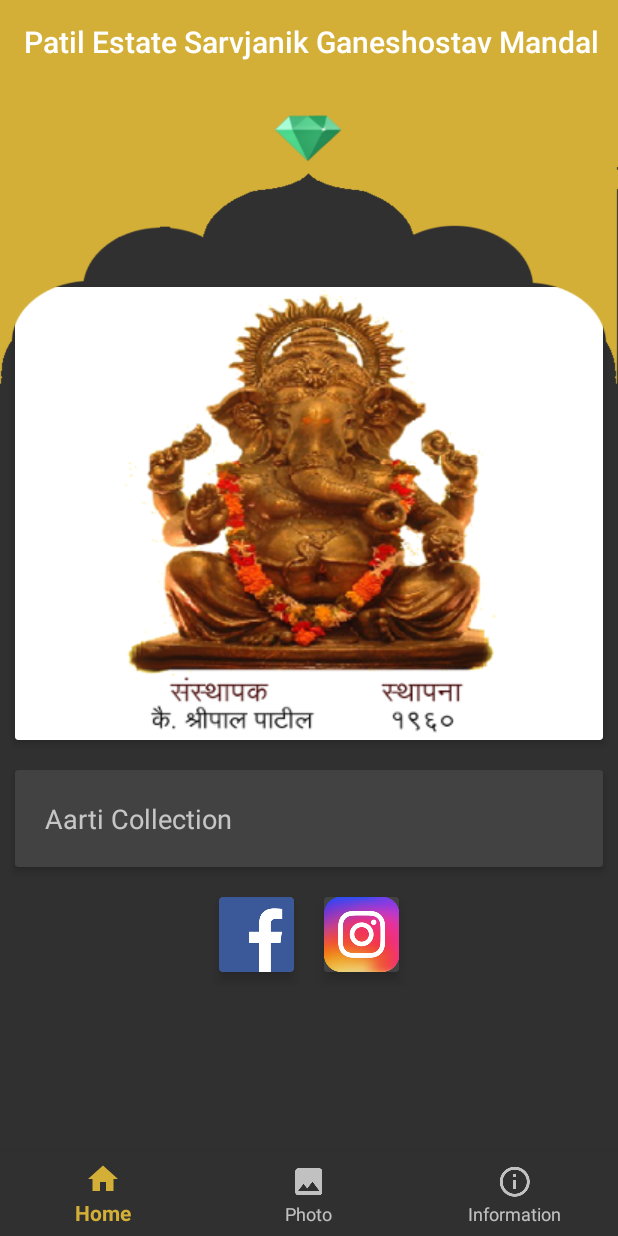
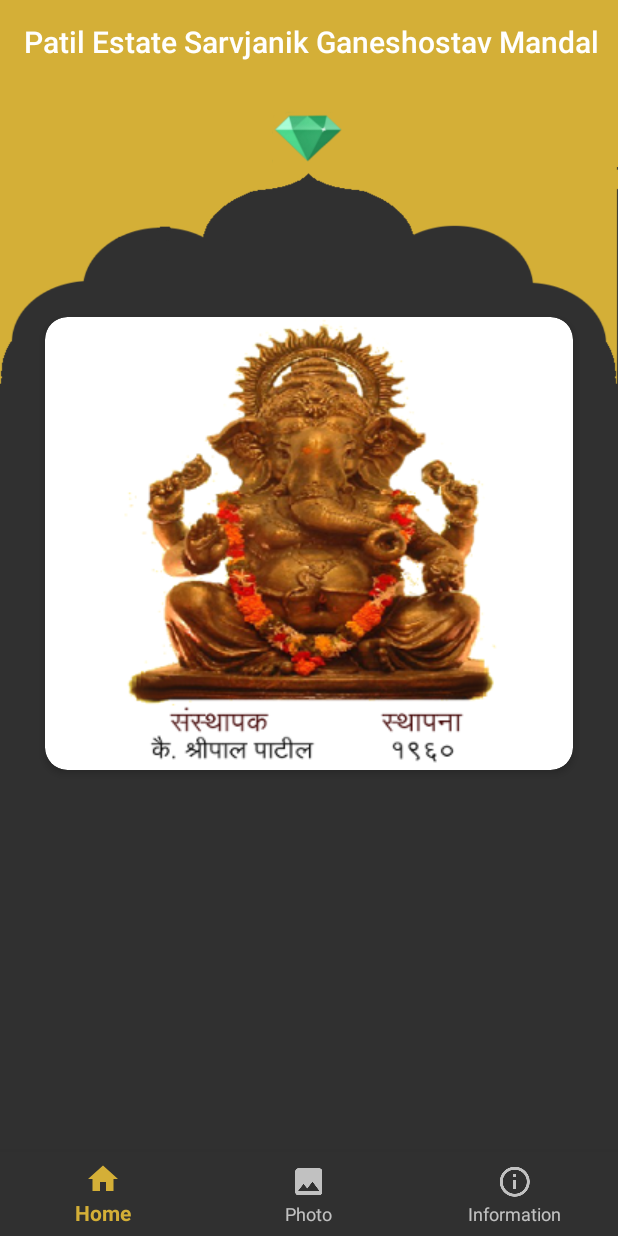
Before and after one commit to AkshayToraskar/PESGM, an Android app: the screen it shows after launch (PesgmActivity), on a phone screen of 412 x 824 dp. Run offline under Robolectric (Android 15) with nearby library versions, the phone set to English and light mode, and no system bars; our stand-ins replace ButterKnife; pictures from the network do not load.

Commit message:
updated version

```diff
--- a/app/src/main/java/com/ak/pesgm/fragment/GalleryFragment.java
+++ b/app/src/main/java/com/ak/pesgm/fragment/GalleryFragment.java
@@ -116,7 +116,8 @@ public class GalleryFragment extends Fragment implements PreviewData {
             R.raw.fd2014,
             R.raw.fd2015,
             R.raw.fd2016,
-            R.raw.fd2017
+            R.raw.fd2017,
+            R.raw.fd2010
     };
 
     public void generateImageData() {
--- a/app/src/main/res/layout/fragment_about.xml
+++ b/app/src/main/res/layout/fragment_about.xml
@@ -3,8 +3,10 @@
     xmlns:tools="http://schemas.android.com/tools"
     android:layout_width="match_parent"
     android:layout_height="match_parent"
-    android:layout_margin="5dp"
-    android:layout_marginTop="40dp"
+    android:layout_marginRight="20dp"
+    android:layout_marginBottom="50dp"
+    android:layout_marginLeft="20dp"
+    android:layout_marginTop="60dp"
     android:orientation="vertical"
     tools:context="com.ak.pesgm.fragment.AboutFragment">
 
--- a/app/src/main/res/layout/fragment_gallery.xml
+++ b/app/src/main/res/layout/fragment_gallery.xml
@@ -2,7 +2,10 @@
     xmlns:tools="http://schemas.android.com/tools"
     android:layout_width="match_parent"
     android:layout_height="match_parent"
-    android:layout_marginTop="40dp"
+    android:layout_marginTop="60dp"
+    android:layout_marginRight="20dp"
+    android:layout_marginLeft="20dp"
+    android:layout_marginBottom="50dp"
     android:orientation="vertical"
     tools:context="com.ak.pesgm.fragment.GalleryFragment">
 
--- a/app/src/main/res/layout/fragment_home.xml
+++ b/app/src/main/res/layout/fragment_home.xml
@@ -3,14 +3,12 @@
     android:layout_width="match_parent"
     android:layout_height="match_parent"
     android:orientation="vertical"
-    android:layout_marginTop="40dp"
+    android:layout_marginTop="60dp"
+    android:layout_marginRight="20dp"
+    android:layout_marginLeft="20dp"
+    android:layout_marginBottom="50dp"
     tools:context="com.ak.pesgm.fragment.HomeFragment">
 
-    <!-- TODO: Update blank fragment layout -->
-
-    <ScrollView
-        android:layout_width="match_parent"
-        android:layout_height="match_parent">
 
         <LinearLayout
             android:layout_width="match_parent"
@@ -23,7 +21,8 @@
                 android:layout_width="match_parent"
                 android:layout_height="wrap_content"
                 android:layout_margin="10dp"
-                app:cardCornerRadius="2dp"
+                app:cardCornerRadius="15dp"
+
                 app:cardBackgroundColor="@color/cardview_light_background"
                 app:cardElevation="3dp">
 
@@ -36,66 +35,10 @@
             </android.support.v7.widget.CardView>
 
 
-            <android.support.v7.widget.CardView xmlns:android="http://schemas.android.com/apk/res/android"
-                xmlns:app="http://schemas.android.com/apk/res-auto"
-                android:id="@+id/cv_aarti_collection"
-                android:layout_width="match_parent"
-                android:layout_height="wrap_content"
-                android:layout_margin="10dp"
-                app:cardCornerRadius="2dp"
 
 
-                app:cardElevation="3dp">
+
+        </LinearLayout>
 
 
-                <TextView
-                    android:layout_width="match_parent"
-                    android:layout_height="wrap_content"
-                    android:padding="20dp"
-                    android:text="@string/aarti"
-                    android:textSize="18dp" />
-
-            </android.support.v7.widget.CardView>
-
-            <LinearLayout
-                android:layout_width="match_parent"
-                android:layout_height="wrap_content"
-                android:gravity="center_horizontal"
-                android:orientation="horizontal">
-
-                <android.support.v7.widget.CardView xmlns:android="http://schemas.android.com/apk/res/android"
-                    xmlns:app="http://schemas.android.com/apk/res-auto"
-                    android:id="@+id/cv_facebook"
-                    android:layout_width="50dp"
-                    android:layout_height="50dp"
-                    android:layout_margin="10dp"
-                    app:cardCornerRadius="2dp"
-                    app:cardElevation="5dp">
-
-                    <ImageView
-                        android:layout_width="wrap_content"
-                        android:layout_height="wrap_content"
-                        android:src="@drawable/facebook" />
-
-                </android.support.v7.widget.CardView>
-
-                <android.support.v7.widget.CardView xmlns:android="http://schemas.android.com/apk/res/android"
-                    xmlns:app="http://schemas.android.com/apk/res-auto"
-                    android:id="@+id/cv_insta"
-                    android:layout_width="50dp"
-                    android:layout_height="50dp"
-                    android:layout_margin="10dp"
-                    app:cardCornerRadius="2dp"
-                    app:cardElevation="5dp">
-
-                    <ImageView
-                        android:layout_width="wrap_content"
-                        android:layout_height="wrap_content"
-                        android:src="@drawable/instagram" />
-
-                </android.support.v7.widget.CardView>
-            </LinearLayout>
-        </LinearLayout>
-    </ScrollView>
-
 </LinearLayout>
--- a/app/src/main/res/values/strings.xml
+++ b/app/src/main/res/values/strings.xml
@@ -46,6 +46,7 @@
         <item>2015</item>
         <item>2016</item>
         <item>2017</item>
+        <item>2018</item>
     </string-array>
 
     <string-array name="info">
@@ -92,6 +93,7 @@
         <item></item>
         <item></item>
         <item></item>
+        <item></item>
     </string-array>
 
     <string-array name="tips_tricks">
```
Also changed, not shown: app/src/main/java/com/ak/pesgm/fragment/HomeFragment.java (+4 -26 lines).
